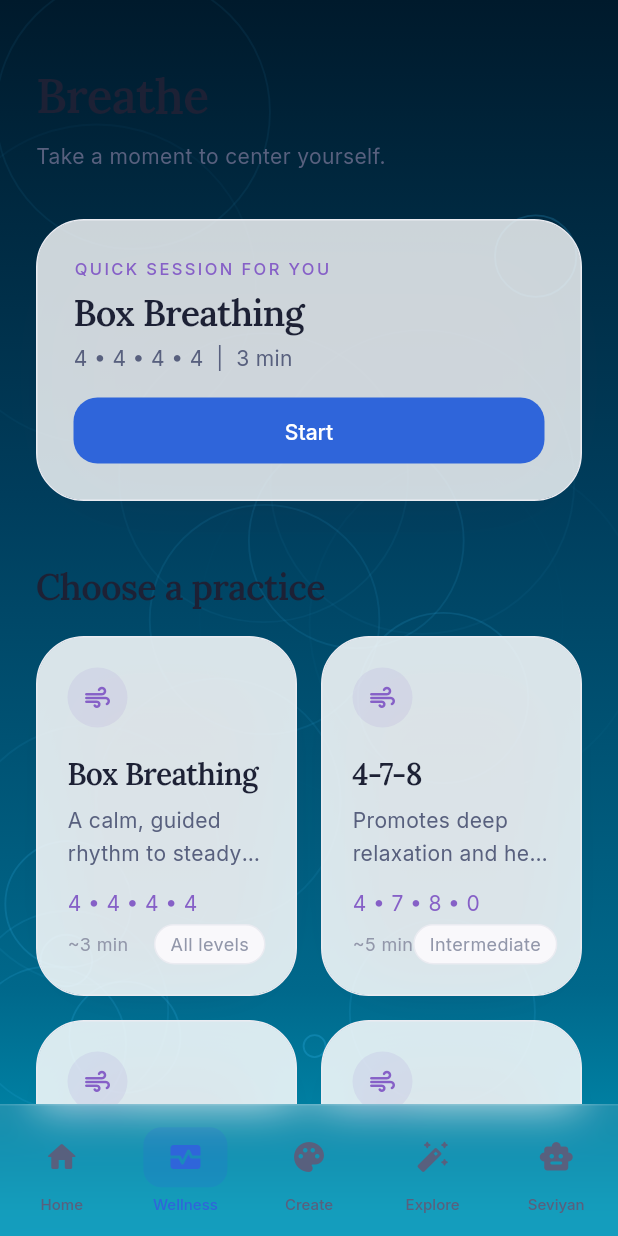
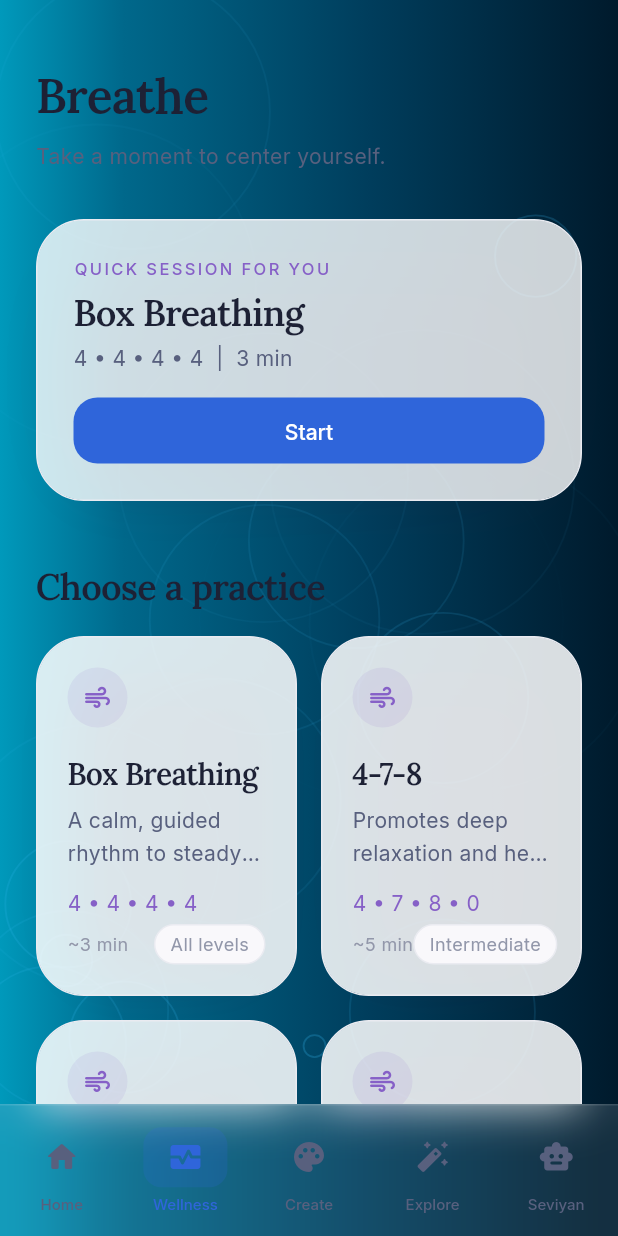
Before and after one commit to Tulirgal/ZenU-app, a Flutter app: the BreathingScreen screen opened by its route, on a phone screen of 412 x 824 dp. Run offline on Flutter 3.47's test engine with Material 3 defaults, Android fonts, the phone set to English and light mode, and no system bars; our stand-ins replace audioplayers, cookie_jar, dio, dio_cookie_manager, flutter_animate, go_router and 2 more; accounts and stored records are empty; network calls fail; statements that could not run were skipped.

Commit message:
Add theme tokens and modules

```diff
--- a/lib/core/theme/module_themes.dart
+++ b/lib/core/theme/module_themes.dart
@@ -1,294 +1,231 @@
 import 'package:flutter/material.dart';
+import 'dart:math' as math;
 
-/// Flutter equivalent of the web app's moduleThemes.ts
-/// Every module has its own gradient, accent, text colors, and live particle effect.
-/// This mirrors the web app's Module-Based Theming architecture exactly.
-enum LiveEffect {
-  stars,
-  bubbles,
-  ripples,
-  leaves,
-  fireflies,
-  petals,
-  aurora,
-  none,
-}
+enum LiveEffect { stars, bubbles, ripples, leaves, fireflies, petals, aurora, none }
 
 class ModuleTheme {
-  final List<Color> gradientColors;
-  final List<double> gradientStops;
-  final AlignmentGeometry gradientBegin;
-  final AlignmentGeometry gradientEnd;
+  final LinearGradient gradient;
   final Color accentColor;
   final Color accentLight;
   final Color textPrimary;
   final Color textSecondary;
   final Color cardBg;
   final Color cardBorder;
-  final LiveEffect liveEffect;
   final Color particleColor;
   final int particleCount;
+  final LiveEffect liveEffect;
 
   const ModuleTheme({
-    required this.gradientColors,
-    required this.gradientStops,
-    this.gradientBegin = Alignment.topLeft,
-    this.gradientEnd = Alignment.bottomRight,
+    required this.gradient,
     required this.accentColor,
     required this.accentLight,
     required this.textPrimary,
     required this.textSecondary,
     required this.cardBg,
     required this.cardBorder,
+    required this.particleColor,
+    required this.particleCount,
     required this.liveEffect,
-    required this.particleColor,
-    this.particleCount = 20,
   });
-
-  LinearGradient get gradient => LinearGradient(
-    colors: gradientColors,
-    stops: gradientStops,
-    begin: gradientBegin,
-    end: gradientEnd,
-  );
 }
 
 class ModuleThemes {
-  // Home / Dashboard
-  static const home = ModuleTheme(
-    gradientColors: [Color(0xFF0F0C29), Color(0xFF302B63), Color(0xFF24243E)],
-    gradientStops: [0.0, 0.4, 1.0],
-    gradientBegin: Alignment.topLeft,
-    gradientEnd: Alignment.bottomRight,
+  static final Map<String, ModuleTheme> _themes = {
+    'home': const ModuleTheme(
+      gradient: LinearGradient(
+        colors: [Color(0xFF0F0C29), Color(0xFF302B63), Color(0xFF24243E)],
+        stops: [0.0, 0.40, 1.0],
+        transform: GradientRotation(135 * math.pi / 180),
+      ),
       accentColor: Color(0xFFA78BFA),
-    accentLight: Color(0x1FA78BFA),
+      accentLight: Color.fromRGBO(167, 139, 250, 0.12),
       textPrimary: Color(0xFFF1F0FF),
       textSecondary: Color(0xFFC4B5FD),
-    cardBg: Color(0x12FFFFFF),
-    cardBorder: Color(0x33A78BFA),
-    liveEffect: LiveEffect.aurora,
+      cardBg: Color.fromRGBO(255, 255, 255, 0.07),
+      cardBorder: Color.fromRGBO(167, 139, 250, 0.2),
       particleColor: Color(0xFFC4B5FD),
       particleCount: 30,
-  );
-
-  // Breathing
-  static const breathing = ModuleTheme(
-    gradientColors: [Color(0xFF001A2C), Color(0xFF003D5C), Color(0xFF00688B), Color(0xFF0099BB)],
-    gradientStops: [0.0, 0.4, 0.8, 1.0],
-    gradientBegin: Alignment.topCenter,
-    gradientEnd: Alignment.bottomCenter,
+      liveEffect: LiveEffect.aurora,
+    ),
+    'breathing': const ModuleTheme(
+      gradient: LinearGradient(
+        colors: [Color(0xFF001A2C), Color(0xFF003D5C), Color(0xFF00688B), Color(0xFF0099BB)],
+        stops: [0.0, 0.40, 0.80, 1.0],
+        transform: GradientRotation(180 * math.pi / 180),
+      ),
       accentColor: Color(0xFF38BDF8),
-    accentLight: Color(0x1F38BDF8),
+      accentLight: Color.fromRGBO(56, 189, 248, 0.12),
       textPrimary: Color(0xFFE0F7FF),
       textSecondary: Color(0xFF7DD3FC),
-    cardBg: Color(0x40006496),
-    cardBorder: Color(0x4038BDF8),
-    liveEffect: LiveEffect.ripples,
+      cardBg: Color.fromRGBO(0, 100, 150, 0.25),
+      cardBorder: Color.fromRGBO(56, 189, 248, 0.25),
       particleColor: Color(0xFF38BDF8),
       particleCount: 20,
-  );
-
-  // Mindfulness
-  static const mindfulness = ModuleTheme(
-    gradientColors: [Color(0xFF0D1F12), Color(0xFF1A3A22), Color(0xFF2D5A3D), Color(0xFF1A3A22)],
-    gradientStops: [0.0, 0.35, 0.7, 1.0],
-    gradientBegin: Alignment.topLeft,
-    gradientEnd: Alignment.bottomRight,
+      liveEffect: LiveEffect.ripples,
+    ),
+    'mindfulness': const ModuleTheme(
+      gradient: LinearGradient(
+        colors: [Color(0xFF0D1F12), Color(0xFF1A3A22), Color(0xFF2D5A3D), Color(0xFF1A3A22)],
+        stops: [0.0, 0.35, 0.70, 1.0],
+        transform: GradientRotation(160 * math.pi / 180),
+      ),
       accentColor: Color(0xFF4ADE80),
-    accentLight: Color(0x1A4ADE80),
+      accentLight: Color.fromRGBO(74, 222, 128, 0.1),
       textPrimary: Color(0xFFDCFCE7),
       textSecondary: Color(0xFF86EFAC),
-    cardBg: Color(0x66143C1E),
-    cardBorder: Color(0x334ADE80),
-    liveEffect: LiveEffect.leaves,
+      cardBg: Color.fromRGBO(20, 60, 30, 0.4),
+      cardBorder: Color.fromRGBO(74, 222, 128, 0.2),
       particleColor: Color(0xFF86EFAC),
       particleCount: 25,
-  );
-
-  // Gratitude
-  static const gratitude = ModuleTheme(
-    gradientColors: [Color(0xFF1A0A00), Color(0xFF3D1F00), Color(0xFF7C4000), Color(0xFFC8740A), Color(0xFFF2C14E)],
-    gradientStops: [0.0, 0.3, 0.6, 0.85, 1.0],
-    gradientBegin: Alignment.topLeft,
-    gradientEnd: Alignment.bottomRight,
+      liveEffect: LiveEffect.leaves,
+    ),
+    'gratitude': const ModuleTheme(
+      gradient: LinearGradient(
+        colors: [Color(0xFF1A0A00), Color(0xFF3D1F00), Color(0xFF7C4000), Color(0xFFC8740A), Color(0xFFF2C14E)],
+        stops: [0.0, 0.30, 0.60, 0.85, 1.0],
+        transform: GradientRotation(160 * math.pi / 180),
+      ),
       accentColor: Color(0xFFF59E0B),
-    accentLight: Color(0x1FF59E0B),
+      accentLight: Color.fromRGBO(245, 158, 11, 0.12),
       textPrimary: Color(0xFFFEF9EE),
       textSecondary: Color(0xFFFCD34D),
-    cardBg: Color(0x4C783C00),
-    cardBorder: Color(0x40F59E0B),
-    liveEffect: LiveEffect.petals,
+      cardBg: Color.fromRGBO(120, 60, 0, 0.3),
+      cardBorder: Color.fromRGBO(245, 158, 11, 0.25),
       particleColor: Color(0xFFFCD34D),
       particleCount: 20,
-  );
-
-  // Diary
-  static const diary = ModuleTheme(
-    gradientColors: [Color(0xFF0F0817), Color(0xFF1E1035), Color(0xFF2D1B69), Color(0xFF1E1035)],
-    gradientStops: [0.0, 0.4, 0.75, 1.0],
-    gradientBegin: Alignment.topLeft,
-    gradientEnd: Alignment.bottomRight,
+      liveEffect: LiveEffect.petals,
+    ),
+    'diary': const ModuleTheme(
+      gradient: LinearGradient(
+        colors: [Color(0xFF0F0817), Color(0xFF1E1035), Color(0xFF2D1B69), Color(0xFF1E1035)],
+        stops: [0.0, 0.40, 0.75, 1.0],
+        transform: GradientRotation(150 * math.pi / 180),
+      ),
       accentColor: Color(0xFF818CF8),
-    accentLight: Color(0x1F818CF8),
+      accentLight: Color.fromRGBO(129, 140, 248, 0.12),
       textPrimary: Color(0xFFEEF2FF),
       textSecondary: Color(0xFFA5B4FC),
-    cardBg: Color(0x801E1035),
-    cardBorder: Color(0x33818CF8),
-    liveEffect: LiveEffect.stars,
+      cardBg: Color.fromRGBO(30, 16, 53, 0.5),
+      cardBorder: Color.fromRGBO(129, 140, 248, 0.2),
       particleColor: Color(0xFFA5B4FC),
       particleCount: 40,
-  );
-
-  // Doodle Dreams
-  static const doodle = ModuleTheme(
-    gradientColors: [Color(0xFF1A0533), Color(0xFF2D0D5E), Color(0xFF1E3A8A), Color(0xFF065F46), Color(0xFF1A0533)],
-    gradientStops: [0.0, 0.25, 0.55, 0.85, 1.0],
-    gradientBegin: Alignment.topLeft,
-    gradientEnd: Alignment.bottomRight,
+      liveEffect: LiveEffect.stars,
+    ),
+    'doodle': const ModuleTheme(
+      gradient: LinearGradient(
+        colors: [Color(0xFF1A0533), Color(0xFF2D0D5E), Color(0xFF1E3A8A), Color(0xFF065F46), Color(0xFF1A0533)],
+        stops: [0.0, 0.25, 0.55, 0.85, 1.0],
+        transform: GradientRotation(135 * math.pi / 180),
+      ),
       accentColor: Color(0xFFF0ABFC),
-    accentLight: Color(0x1FF0ABFC),
+      accentLight: Color.fromRGBO(240, 171, 252, 0.12),
       textPrimary: Color(0xFFFDF4FF),
       textSecondary: Color(0xFFE879F9),
-    cardBg: Color(0x662D0D5E),
-    cardBorder: Color(0x33F0ABFC),
-    liveEffect: LiveEffect.bubbles,
+      cardBg: Color.fromRGBO(45, 13, 94, 0.4),
+      cardBorder: Color.fromRGBO(240, 171, 252, 0.2),
       particleColor: Color(0xFFF0ABFC),
       particleCount: 35,
-  );
-
-  // Bubble Canvas
-  static const bubble = ModuleTheme(
-    gradientColors: [Color(0xFF001219), Color(0xFF005F73), Color(0xFF0A9396), Color(0xFF94D2BD)],
-    gradientStops: [0.0, 0.4, 0.75, 1.0],
-    gradientBegin: Alignment.topCenter,
-    gradientEnd: Alignment.bottomCenter,
+      liveEffect: LiveEffect.bubbles,
+    ),
+    'bubble': const ModuleTheme(
+      gradient: LinearGradient(
+        colors: [Color(0xFF001219), Color(0xFF005F73), Color(0xFF0A9396), Color(0xFF94D2BD)],
+        stops: [0.0, 0.40, 0.75, 1.0],
+        transform: GradientRotation(160 * math.pi / 180),
+      ),
       accentColor: Color(0xFF94D2BD),
-    accentLight: Color(0x1F94D2BD),
+      accentLight: Color.fromRGBO(148, 210, 189, 0.12),
       textPrimary: Color(0xFFE8F8F5),
       textSecondary: Color(0xFF94D2BD),
-    cardBg: Color(0x4C005F73),
-    cardBorder: Color(0x4094D2BD),
-    liveEffect: LiveEffect.bubbles,
+      cardBg: Color.fromRGBO(0, 95, 115, 0.3),
+      cardBorder: Color.fromRGBO(148, 210, 189, 0.25),
       particleColor: Color(0xFF94D2BD),
       particleCount: 18,
-  );
-
-  // Burst It Out
-  static const burst = ModuleTheme(
-    gradientColors: [Color(0xFF0A0514), Color(0xFF1E1035), Color(0xFF3B1C7A), Color(0xFF2D1B69)],
-    gradientStops: [0.0, 0.35, 0.7, 1.0],
-    gradientBegin: Alignment.topLeft,
-    gradientEnd: Alignment.bottomRight,
+      liveEffect: LiveEffect.bubbles,
+    ),
+    'burst': const ModuleTheme(
+      gradient: LinearGradient(
+        colors: [Color(0xFF0A0514), Color(0xFF1E1035), Color(0xFF3B1C7A), Color(0xFF2D1B69)],
+        stops: [0.0, 0.35, 0.70, 1.0],
+        transform: GradientRotation(160 * math.pi / 180),
+      ),
       accentColor: Color(0xFFC084FC),
-    accentLight: Color(0x1FC084FC),
+      accentLight: Color.fromRGBO(192, 132, 252, 0.12),
       textPrimary: Color(0xFFFAF5FF),
       textSecondary: Color(0xFFD8B4FE),
-    cardBg: Color(0x801E1035),
-    cardBorder: Color(0x40C084FC),
-    liveEffect: LiveEffect.stars,
+      cardBg: Color.fromRGBO(30, 16, 53, 0.5),
+      cardBorder: Color.fromRGBO(192, 132, 252, 0.25),
       particleColor: Color(0xFFE9D5FF),
       particleCount: 45,
-  );
-
-  // Scribble Pad
-  static const scribble = ModuleTheme(
-    gradientColors: [Color(0xFF1C1410), Color(0xFF2D1F14), Color(0xFF3D2A1A), Color(0xFF1C1410)],
-    gradientStops: [0.0, 0.4, 0.7, 1.0],
-    gradientBegin: Alignment.topLeft,
-    gradientEnd: Alignment.bottomRight,
+      liveEffect: LiveEffect.stars,
+    ),
+    'scribble': const ModuleTheme(
+      gradient: LinearGradient(
+        colors: [Color(0xFF1C1410), Color(0xFF2D1F14), Color(0xFF3D2A1A), Color(0xFF1C1410)],
+        stops: [0.0, 0.40, 0.70, 1.0],
+        transform: GradientRotation(150 * math.pi / 180),
+      ),
       accentColor: Color(0xFFD97706),
-    accentLight: Color(0x1FD97706),
+      accentLight: Color.fromRGBO(217, 119, 6, 0.12),
       textPrimary: Color(0xFFFEF3C7),
       textSecondary: Color(0xFFFCD34D),
-    cardBg: Color(0x802D1F14),
-    cardBorder: Color(0x33D97706),
-    liveEffect: LiveEffect.none,
+      cardBg: Color.fromRGBO(45, 30, 20, 0.5),
+      cardBorder: Color.fromRGBO(217, 119, 6, 0.2),
       particleColor: Color(0xFFFCD34D),
       particleCount: 12,
-  );
-
-  // Chat
-  static const chat = ModuleTheme(
-    gradientColors: [Color(0xFF020617), Color(0xFF0F172A), Color(0xFF1E3A5F), Color(0xFF0F172A)],
-    gradientStops: [0.0, 0.4, 0.75, 1.0],
-    gradientBegin: Alignment.topLeft,
-    gradientEnd: Alignment.bottomRight,
+      liveEffect: LiveEffect.none,
+    ),
+    'chat': const ModuleTheme(
+      gradient: LinearGradient(
+        colors: [Color(0xFF020617), Color(0xFF0F172A), Color(0xFF1E3A5F), Color(0xFF0F172A)],
+        stops: [0.0, 0.40, 0.75, 1.0],
+        transform: GradientRotation(160 * math.pi / 180),
+      ),
       accentColor: Color(0xFF60A5FA),
-    accentLight: Color(0x1A60A5FA),
+      accentLight: Color.fromRGBO(96, 165, 250, 0.1),
       textPrimary: Color(0xFFEFF6FF),
       textSecondary: Color(0xFF93C5FD),
-    cardBg: Color(0x990F172A),
-    cardBorder: Color(0x3360A5FA),
-    liveEffect: LiveEffect.stars,
+      cardBg: Color.fromRGBO(15, 23, 42, 0.6),
+      cardBorder: Color.fromRGBO(96, 165, 250, 0.2),
       particleColor: Color(0xFF93C5FD),
       particleCount: 25,
-  );
-
-  // Healing Garden
-  static const healingGarden = ModuleTheme(
-    gradientColors: [Color(0xFF0A1628), Color(0xFF0D2137), Color(0xFF0F3D2A), Color(0xFF0A1628)],
-    gradientStops: [0.0, 0.3, 0.65, 1.0],
-    gradientBegin: Alignment.topCenter,
-    gradientEnd: Alignment.bottomCenter,
+      liveEffect: LiveEffect.stars,
+    ),
+    'healing-garden': const ModuleTheme(
+      gradient: LinearGradient(
+        colors: [Color(0xFF0A1628), Color(0xFF0D2137), Color(0xFF0F3D2A), Color(0xFF0A1628)],
+        stops: [0.0, 0.30, 0.65, 1.0],
+        transform: GradientRotation(180 * math.pi / 180),
+      ),
       accentColor: Color(0xFF4ADE80),
-    accentLight: Color(0x1A4ADE80),
+      accentLight: Color.fromRGBO(74, 222, 128, 0.1),
       textPrimary: Color(0xFFF0FFF4),
       textSecondary: Color(0xFF86EFAC),
-    cardBg: Color(0x800A1628),
-    cardBorder: Color(0x264ADE80),
-    liveEffect: LiveEffect.fireflies,
+      cardBg: Color.fromRGBO(10, 22, 40, 0.5),
+      cardBorder: Color.fromRGBO(74, 222, 128, 0.15),
       particleColor: Color(0xFFF2C14E),
       particleCount: 8,
-  );
-
-  // Inner Compass
-  static const innerCompass = ModuleTheme(
-    gradientColors: [Color(0xFFFFF0F5), Color(0xFFFFE1E9), Color(0xFFFFD1DF)],
-    gradientStops: [0.0, 0.5, 1.0],
-    gradientBegin: Alignment.topLeft,
-    gradientEnd: Alignment.bottomRight,
+      liveEffect: LiveEffect.fireflies,
+    ),
+    'innercompass': const ModuleTheme(
+      gradient: LinearGradient(
+        colors: [Color(0xFFFFF0F5), Color(0xFFFFE1E9), Color(0xFFFFD1DF)],
+        stops: [0.0, 0.50, 1.0],
+        transform: GradientRotation(160 * math.pi / 180),
+      ),
       accentColor: Color(0xFFEC4899),
-    accentLight: Color(0x1AEC4899),
+      accentLight: Color.fromRGBO(236, 72, 153, 0.1),
       textPrimary: Color(0xFF831843),
       textSecondary: Color(0xFFBE185D),
-    cardBg: Color(0x99FFFFFF),
-    cardBorder: Color(0x33EC4899),
-    liveEffect: LiveEffect.petals,
+      cardBg: Color.fromRGBO(255, 255, 255, 0.6),
+      cardBorder: Color.fromRGBO(236, 72, 153, 0.2),
       particleColor: Color(0xFFFBCFE8),
       particleCount: 30,
-  );
+      liveEffect: LiveEffect.petals,
+    ),
+  };
 
-  // PSS Assessment (Added a fallback based on what I can infer, or reuse home)
-  static const pss = ModuleTheme(
-    gradientColors: [Color(0xFF0F0C29), Color(0xFF1E1B4B)],
-    gradientStops: [0.0, 1.0],
-    accentColor: Color(0xFFA78BFA),
-    accentLight: Color(0x1FA78BFA),
-    textPrimary: Color(0xFFF1F0FF),
-    textSecondary: Color(0xFFC4B5FD),
-    cardBg: Color(0x12FFFFFF),
-    cardBorder: Color(0x33A78BFA),
-    liveEffect: LiveEffect.none,
-    particleColor: Color(0xFFC4B5FD),
-    particleCount: 0,
-  );
-
-  static ModuleTheme getTheme(String moduleKey) {
-    return switch (moduleKey) {
-      'home'           => home,
-      'breathing'      => breathing,
-      'mindfulness'    => mindfulness,
-      'gratitude'      => gratitude,
-      'diary'          => diary,
-      'chat'           => chat,
-      'burst'          => burst,
-      'bubble'         => bubble,
-      'doodle'         => doodle,
-      'scribble'       => scribble,
-      'healing_garden' => healingGarden,
-      'inner_compass'  => innerCompass,
-      'pss'            => pss,
-      _                => home,
-    };
+  static ModuleTheme getTheme(String key) {
+    return _themes[key] ?? _themes['home']!;
   }
 }
--- /dev/null
+++ b/lib/core/theme/zen_tokens.dart
@@ -0,0 +1,113 @@
+import 'package:flutter/material.dart';
+import 'package:google_fonts/google_fonts.dart';
+
+// AUTO-GENERATED from globals.css
+class ZenTokens {
+  static const Color zenBg = Color(0xFFF9F8FB); // from --zen-bg
+  static const Color zenBgSubtle = Color(0xFFF3F3F7); // from --zen-bg-subtle
+  static const Color zenBgMuted = Color(0xFFEEEDF2); // from --zen-bg-muted
+  static const Color zenSurface = Color(0xFFFFFFFF); // from --zen-surface
+  static const Color zenSurfaceRaised = Color(0xFFFCFCFD); // from --zen-surface-raised
+  static const Color zenSurfaceElevated = Color(0xFFFFFFFF); // from --zen-surface-elevated
+  static const Color zenEmotionSadness = Color(0xFF4994DF); // from --zen-emotion-sadness
+  static const Color zenEmotionSadnessSoft = Color(0xFFEEF5FC); // from --zen-emotion-sadness-soft
+  static const Color zenEmotionOkay = Color(0xFF389F91); // from --zen-emotion-okay
+  static const Color zenEmotionOkaySoft = Color(0xFFECF8F7); // from --zen-emotion-okay-soft
+  static const Color zenEmotionCalm = Color(0xFF8660C7); // from --zen-emotion-calm
+  static const Color zenEmotionCalmSoft = Color(0xFFF3EFFA); // from --zen-emotion-calm-soft
+  static const Color zenEmotionJoy = Color(0xFFF6B623); // from --zen-emotion-joy
+  static const Color zenEmotionJoySoft = Color(0xFFFEF9EB); // from --zen-emotion-joy-soft
+  static const Color zenEmotionGreat = Color(0xFFE45870); // from --zen-emotion-great
+  static const Color zenEmotionGreatSoft = Color(0xFFFCEDF0); // from --zen-emotion-great-soft
+  static const Color zenEmotionSurprise = Color(0xFFF48134); // from --zen-emotion-surprise
+  static const Color zenEmotionSurpriseSoft = Color(0xFFFEF3EC); // from --zen-emotion-surprise-soft
+  static const Color zenEmotionAnger = Color(0xFFE64F37); // from --zen-emotion-anger
+  static const Color zenEmotionAngerSoft = Color(0xFFFDEFED); // from --zen-emotion-anger-soft
+  static const Color zenEmotionFear = Color(0xFF9559C0); // from --zen-emotion-fear
+  static const Color zenEmotionFearSoft = Color(0xFFF6F0F9); // from --zen-emotion-fear-soft
+  static const Color zenEmotionDisgust = Color(0xFF409660); // from --zen-emotion-disgust
+  static const Color zenEmotionDisgustSoft = Color(0xFFEDF7F1); // from --zen-emotion-disgust-soft
+  static const Color zenFg = Color(0xFF1D2135); // from --zen-fg
+  static const Color zenFgMuted = Color(0xFF58607E); // from --zen-fg-muted
+  static const Color zenFgSubtle = Color(0xFF9297AA); // from --zen-fg-subtle
+  static const Color zenFgInverse = Color(0xFFFFFFFF); // from --zen-fg-inverse
+  static const Color zenPrimary = Color(0xFF2F65DA); // from --zen-primary
+  static const Color zenPrimaryHover = Color(0xFF2357C7); // from --zen-primary-hover
+  static const Color zenPrimarySoft = Color(0xFFEDF2FC); // from --zen-primary-soft
+  static const Color zenPrimaryFg = Color(0xFFFFFFFF); // from --zen-primary-fg
+  static const Color zenSecondary = Color(0xFF8660C7); // from --zen-secondary
+  static const Color zenSecondarySoft = Color(0xFFF3EFFA); // from --zen-secondary-soft
+  static const Color zenSecondaryFg = Color(0xFFFFFFFF); // from --zen-secondary-fg
+  static const Color zenAccent = Color(0xFF319B8D); // from --zen-accent
+  static const Color zenAccentSoft = Color(0xFFEBF9F7); // from --zen-accent-soft
+  static const Color zenAccentFg = Color(0xFFFFFFFF); // from --zen-accent-fg
+  static const Color zenJoy = Color(0xFFF6AF23); // from --zen-joy
+  static const Color zenJoySoft = Color(0xFFFEF8EB); // from --zen-joy-soft
+  static const Color zenBorder = Color(0xFFDADDE7); // from --zen-border
+  static const Color zenBorderSoft = Color(0xFFEAEBF1); // from --zen-border-soft
+  static const Color zenBorderFocus = Color(0xFF2F65DA); // from --zen-border-focus
+  static const Color zenSuccess = Color(0xFF259D51); // from --zen-success
+  static const Color zenSuccessSoft = Color(0xFFEAFAF0); // from --zen-success-soft
+  static const Color zenWarning = Color(0xFFF0960F); // from --zen-warning
+  static const Color zenWarningSoft = Color(0xFFFEF7EC); // from --zen-warning-soft
+  static const Color zenDestructive = Color(0xFFE52E2E); // from --zen-destructive
+  static const Color zenDestructiveSoft = Color(0xFFFDEDED); // from --zen-destructive-soft
+
+  // --- RADII ---
+  static const double radiusZenSm  = 8.0;
+  static const double radiusZenMd  = 12.0;
+  static const double radiusZenLg  = 16.0;
+  static const double radiusZenXl  = 24.0;
+  static const double radiusZen2xl = 32.0;
+  static const double radiusZenFull = 9999.0;
+
+  // Standard spacing
+  static const double s1  = 4.0;
+  static const double s2  = 8.0;
+  static const double s3  = 12.0;
+  static const double s4  = 16.0;
+  static const double s5  = 20.0;
+  static const double s6  = 24.0;
+  static const double s7  = 28.0;
+  static const double s8  = 32.0;
+  static const double s9  = 36.0;
+  static const double s10 = 40.0;
+  static const double s12 = 48.0;
+  static const double s14 = 56.0;
+  static const double s16 = 64.0;
+}
+
+class AppTheme {
+  static ThemeData get theme => ThemeData(
+    useMaterial3: true,
+    scaffoldBackgroundColor: Colors.transparent,
+    colorScheme: ColorScheme.fromSeed(
+      seedColor: ZenTokens.zenPrimary,
+      primary: ZenTokens.zenPrimary,
+    ),
+    textTheme: GoogleFonts.interTextTheme().copyWith(
+      displayLarge:  GoogleFonts.inter(fontSize: 28, fontWeight: FontWeight.w700, color: ZenTokens.zenFg, letterSpacing: -0.5),
+      headlineMedium: GoogleFonts.inter(fontSize: 20, fontWeight: FontWeight.w600, color: ZenTokens.zenFg),
+      bodyLarge:     GoogleFonts.inter(fontSize: 16, color: ZenTokens.zenFg),
+      bodyMedium:    GoogleFonts.inter(fontSize: 14, color: ZenTokens.zenFgMuted),
+      bodySmall:     GoogleFonts.inter(fontSize: 12, color: ZenTokens.zenFgSubtle),
+      labelLarge:    GoogleFonts.inter(fontSize: 14, fontWeight: FontWeight.w600),
+      labelSmall:    GoogleFonts.inter(fontSize: 10, fontWeight: FontWeight.w600, letterSpacing: 0.15),
+    ),
+    appBarTheme: const AppBarTheme(
+      backgroundColor: Colors.transparent,
+      elevation: 0,
+      scrolledUnderElevation: 0,
+    ),
+    elevatedButtonTheme: ElevatedButtonThemeData(
+      style: ElevatedButton.styleFrom(
+        backgroundColor: ZenTokens.zenPrimary,
+        foregroundColor: Colors.white,
+        shape: RoundedRectangleBorder(borderRadius: BorderRadius.circular(ZenTokens.radiusZen2xl)),
+        padding: const EdgeInsets.symmetric(horizontal: ZenTokens.s6, vertical: ZenTokens.s4 - 2),
+        textStyle: GoogleFonts.inter(fontSize: 15, fontWeight: FontWeight.w600),
+        elevation: 0,
+      ),
+    ),
+  );
+}
```
Lines whose indentation alone changed are shown as unchanged.
